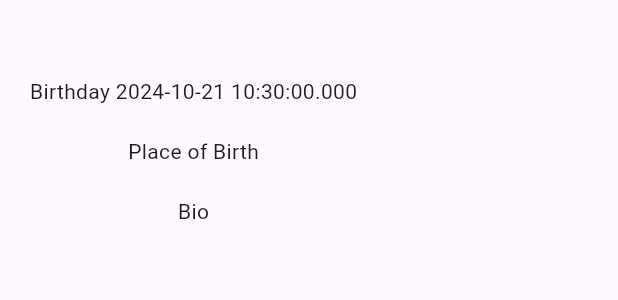
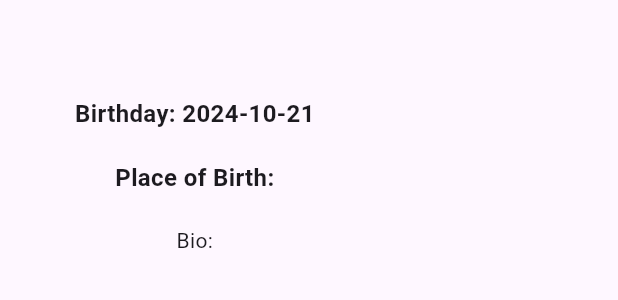
Before and after one commit to HoopStar23/seminario-3, a Flutter app: the _Description widget shown alone on an empty page, opened directly with empty values, on a phone screen of 412 x 824 dp. Shown: the top 300 px of the screen. Run offline on Flutter 3.47's test engine with Material 3 defaults, Android fonts, the phone set to English and light mode, and no system bars; our stand-ins replace card_swiper; network calls fail.

Commit message:
Actor details mod

```diff
--- a/peliculas/peliculas/lib/screens/actor_details_screen.dart
+++ b/peliculas/peliculas/lib/screens/actor_details_screen.dart
@@ -33,13 +33,15 @@ class CastImage extends StatelessWidget {
   Widget build(BuildContext context) {
     return Container(
       margin: EdgeInsets.only(top: 90),
-      padding: EdgeInsets.symmetric(horizontal: 20),
+      padding: EdgeInsets.symmetric(horizontal: 70),
       child: ClipRRect(
         borderRadius: BorderRadius.circular(20),
         child: FadeInImage(
           placeholder: AssetImage('assets/no-image.jpg'),
           image: NetworkImage(actor.fullActorImg),
-          height: 350,
+          height: 400,
+          width: double.infinity,
+          fit: BoxFit.cover,
         ),
       ),
     );
@@ -52,26 +54,29 @@ class _Description extends StatelessWidget {
   @override
   Widget build(BuildContext context) {
     return Container(
-      margin: EdgeInsets.symmetric(horizontal: 20, vertical: 10),
+      margin: EdgeInsets.symmetric(horizontal: 50, vertical: 10),
       child: Column(
         children: [
           Text(
             actor.name,
             textAlign: TextAlign.center,
+            style: TextStyle(fontSize: 24, fontWeight: FontWeight.bold),
           ),
           SizedBox(height: 20),
           Text(
-            'Birthday ${actor.birthday}',
+            'Birthday: ${actor.birthday.toString().substring(0,10)}',
             textAlign: TextAlign.center,
+            style: TextStyle(fontSize: 16, fontWeight: FontWeight.bold),
           ),
           SizedBox(height: 20),
           Text(
-            'Place of Birth ${actor.placeOfBirth}',
+            'Place of Birth: ${actor.placeOfBirth}',
             textAlign: TextAlign.center,
+            style: TextStyle(fontSize: 16, fontWeight: FontWeight.bold),
           ),
           SizedBox(height: 20),
           Text(
-            'Bio ${actor.biography}',
+            'Bio: ${actor.biography}',
             textAlign: TextAlign.center,
           ),
         ],
--- a/peliculas/peliculas/lib/search/seach_delegate.dart
+++ b/peliculas/peliculas/lib/search/seach_delegate.dart
@@ -69,7 +69,7 @@ class _MovieItem extends StatelessWidget {
         title: Text(movie.title),
         subtitle: Text(movie.originalTitle),
         onTap: () {
-          Navigator.pushNamed(context, 'details', arguments: movie);
+          Navigator.pushNamed(context, 'details_screen', arguments: movie);
         },
       ),
     );
```
